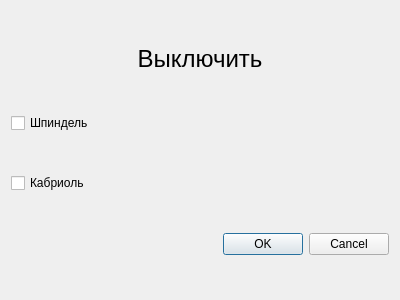
Xtail96/SML, file KAMEditor/gui/commands/offdialog.ui: the form before one commit.
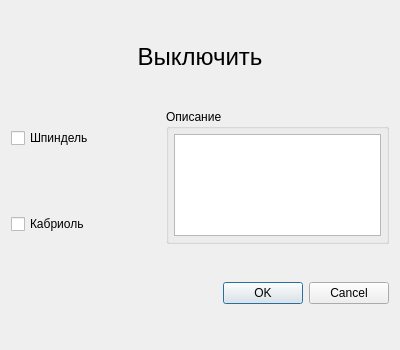
The form after the commit.

Diff of the .ui file:
```diff
--- a/KAMEditor/gui/commands/offdialog.ui
+++ b/KAMEditor/gui/commands/offdialog.ui
@@ -7,14 +7,84 @@
     <x>0</x>
     <y>0</y>
     <width>400</width>
-    <height>300</height>
+    <height>350</height>
    </rect>
   </property>
   <property name="windowTitle">
    <string>Выключить</string>
   </property>
-  <layout class="QVBoxLayout" name="verticalLayout">
-   <item>
+  <layout class="QGridLayout" name="gridLayout">
+   <item row="1" column="0">
+    <widget class="QCheckBox" name="spindle_off_checkBox">
+     <property name="sizePolicy">
+      <sizepolicy hsizetype="Minimum" vsizetype="Fixed">
+       <horstretch>2</horstretch>
+       <verstretch>0</verstretch>
+      </sizepolicy>
+     </property>
+     <property name="text">
+      <string>Шпиндель</string>
+     </property>
+    </widget>
+   </item>
+   <item row="2" column="0">
+    <widget class="QCheckBox" name="kabriol_off_checkBox">
+     <property name="sizePolicy">
+      <sizepolicy hsizetype="Minimum" vsizetype="Fixed">
+       <horstretch>2</horstretch>
+       <verstretch>0</verstretch>
+      </sizepolicy>
+     </property>
+     <property name="text">
+      <string>Кабриоль</string>
+     </property>
+    </widget>
+   </item>
+   <item row="3" column="0" colspan="2">
+    <widget class="QDialogButtonBox" name="buttonBox">
+     <property name="orientation">
+      <enum>Qt::Horizontal</enum>
+     </property>
+     <property name="standardButtons">
+      <set>QDialogButtonBox::Cancel|QDialogButtonBox::Ok</set>
+     </property>
+    </widget>
+   </item>
+   <item row="1" column="1" rowspan="2">
+    <widget class="QGroupBox" name="action_off_groupBox_description">
+     <property name="sizePolicy">
+      <sizepolicy hsizetype="Preferred" vsizetype="Preferred">
+       <horstretch>3</horstretch>
+       <verstretch>0</verstretch>
+      </sizepolicy>
+     </property>
+     <property name="title">
+      <string>Описание</string>
+     </property>
+     <layout class="QVBoxLayout" name="verticalLayout">
+      <property name="leftMargin">
+       <number>5</number>
+      </property>
+      <property name="topMargin">
+       <number>5</number>
+      </property>
+      <property name="rightMargin">
+       <number>5</number>
+      </property>
+      <property name="bottomMargin">
+       <number>5</number>
+      </property>
+      <item>
+       <widget class="QTextEdit" name="action_off_textEdit_description">
+        <property name="readOnly">
+         <bool>true</bool>
+        </property>
+       </widget>
+      </item>
+     </layout>
+    </widget>
+   </item>
+   <item row="0" column="0" colspan="2">
     <widget class="QLabel" name="off_action_label">
      <property name="sizePolicy">
       <sizepolicy hsizetype="Preferred" vsizetype="Fixed">
@@ -35,30 +105,6 @@
      </property>
     </widget>
    </item>
-   <item>
-    <widget class="QCheckBox" name="spindle_off_checkBox">
-     <property name="text">
-      <string>Шпиндель</string>
-     </property>
-    </widget>
-   </item>
-   <item>
-    <widget class="QCheckBox" name="kabriol_off_checkBox">
-     <property name="text">
-      <string>Кабриоль</string>
-     </property>
-    </widget>
-   </item>
-   <item>
-    <widget class="QDialogButtonBox" name="buttonBox">
-     <property name="orientation">
-      <enum>Qt::Horizontal</enum>
-     </property>
-     <property name="standardButtons">
-      <set>QDialogButtonBox::Cancel|QDialogButtonBox::Ok</set>
-     </property>
-    </widget>
-   </item>
   </layout>
  </widget>
  <resources/>
```
